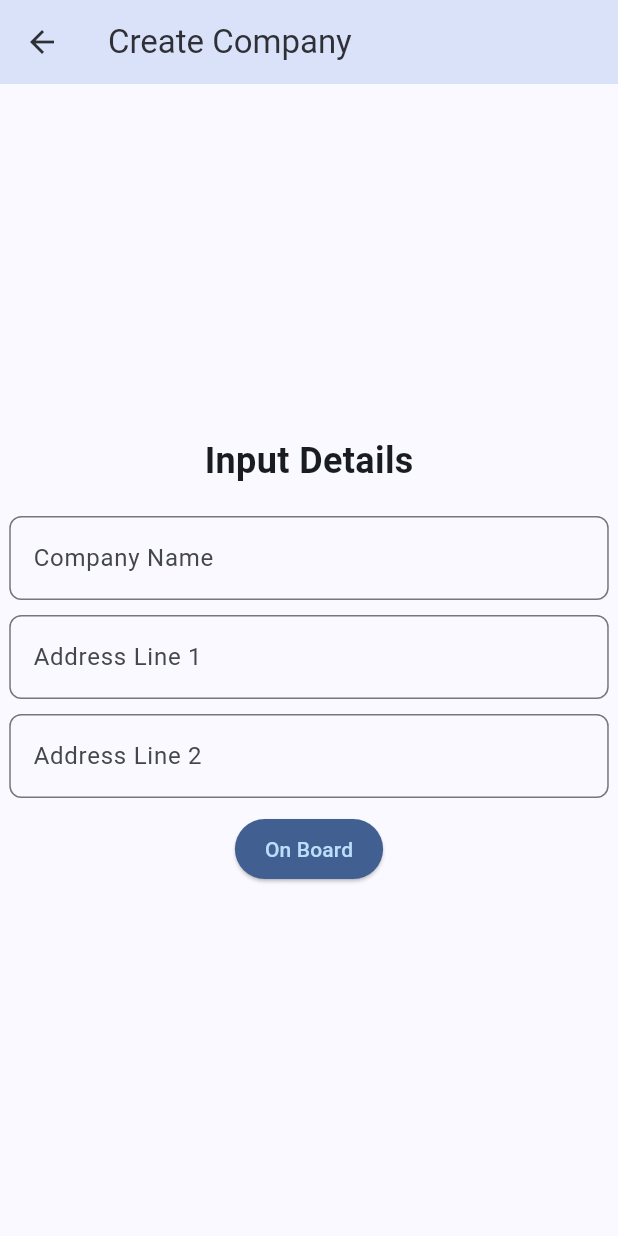
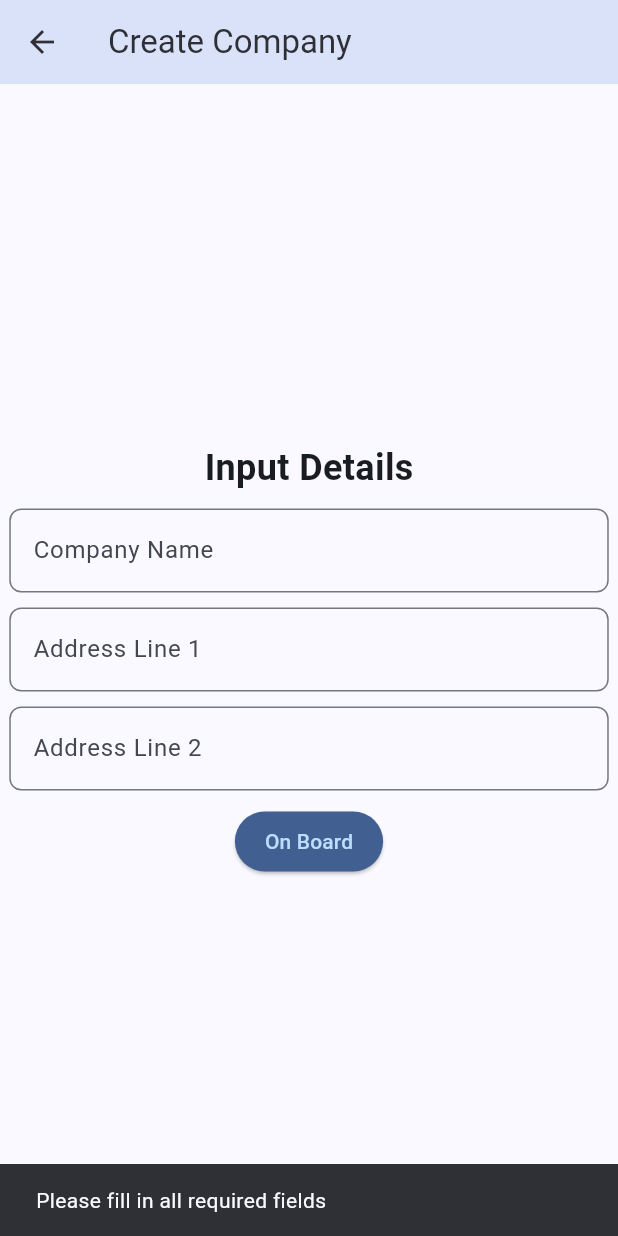
Before and after one commit to hrTomal/business_tracker_pro, a Flutter app: the CreateCompanyPage screen opened by its route, after a tap on "On Board", on a phone screen of 412 x 824 dp. Run offline on Flutter 3.47's test engine with Material 3 defaults, Android fonts, the phone set to English and light mode, and no system bars; our stand-ins replace dropdown_search, equatable, flutter_bloc, flutter_native_splash, flutter_secure_storage, flutter_svg and 3 more; accounts and stored records are empty.

Commit message:
create company api

```diff
--- a/lib/features/company/data/datasources/CompanyRemoteDataSource.dart
+++ b/lib/features/company/data/datasources/CompanyRemoteDataSource.dart
@@ -2,7 +2,6 @@ import 'dart:convert';
 
 import 'package:business_tracker/core/storage/token_storage.dart';
 import 'package:business_tracker/core/utils/constants.dart';
-import 'package:business_tracker/features/company/data/models/company.dart';
 import 'package:http/http.dart' as http;
 
 class CompanyRemoteDataSource {
--- a/lib/features/company/presentation/pages/create_company.dart
+++ b/lib/features/company/presentation/pages/create_company.dart
@@ -1,8 +1,9 @@
+import 'package:business_tracker/features/company/data/datasources/CompanyRemoteDataSource.dart';
+import 'package:flutter/material.dart';
 import 'package:business_tracker/config/styles/app_dimensions.dart';
 import 'package:business_tracker/features/common/presentation/widgets/CustomAppBar/custom_app_bar.dart';
 import 'package:business_tracker/features/common/presentation/widgets/GenericInputField/GenericInputField.dart';
 import 'package:business_tracker/features/common/presentation/widgets/buttons/custom_buttons.dart';
-import 'package:flutter/material.dart';
 
 class CreateCompanyPage extends StatefulWidget {
   static const String routeName = 'create_company_page';
@@ -14,21 +15,50 @@ class CreateCompanyPage extends StatefulWidget {
 
 class _CreateCompanyPageState extends State<CreateCompanyPage> {
   final TextEditingController _companyNameController = TextEditingController();
-
   final TextEditingController _addressLine1Controller = TextEditingController();
-
   final TextEditingController _addressLine2Controller = TextEditingController();
+  final CompanyRemoteDataSource _dataSource = CompanyRemoteDataSource();
 
   @override
   void dispose() {
     _companyNameController.dispose();
+    _addressLine1Controller.dispose();
+    _addressLine2Controller.dispose();
     super.dispose();
+  }
+
+  Future<void> _onBoardCompany(BuildContext context) async {
+    final companyName = _companyNameController.text;
+    final addressLine1 = _addressLine1Controller.text;
+    final addressLine2 = _addressLine2Controller.text;
+
+    if (companyName.isNotEmpty && addressLine1.isNotEmpty) {
+      try {
+        await _dataSource.createCompany(
+            companyName, addressLine1, addressLine2);
+        ScaffoldMessenger.of(context).showSnackBar(
+          const SnackBar(content: Text("Company created successfully!")),
+        );
+        _companyNameController.clear();
+        _addressLine1Controller.clear();
+        _addressLine2Controller.clear();
+      } catch (error) {
+        ScaffoldMessenger.of(context).showSnackBar(
+          SnackBar(content: Text("Error: ${error.toString()}")),
+        );
+      }
+    } else {
+      ScaffoldMessenger.of(context).showSnackBar(
+        const SnackBar(content: Text("Please fill in all required fields")),
+      );
+    }
   }
 
   @override
   Widget build(BuildContext context) {
     var dimensions = AppDimensions(context);
     double gap = 10;
+
     return SafeArea(
       child: Scaffold(
         appBar: const CustomAppBar(
@@ -45,7 +75,6 @@ class _CreateCompanyPageState extends State<CreateCompanyPage> {
                     'Input Details',
                     style: TextStyle(fontSize: 24, fontWeight: FontWeight.bold),
                   ),
-                  SizedBox(height: gap),
                   SizedBox(height: gap),
                   GenericInputField(
                     controller: _companyNameController,
@@ -64,7 +93,7 @@ class _CreateCompanyPageState extends State<CreateCompanyPage> {
                   SizedBox(height: gap),
                   CustomButtonPrimary(
                     text: 'On Board',
-                    onPressed: () {},
+                    onPressed: () => _onBoardCompany(context),
                   ),
                 ],
               ),
--- a/lib/main.dart
+++ b/lib/main.dart
@@ -82,7 +82,7 @@ class _MyAppState extends State<MyApp> {
             return const AuthenticationPage(); // User is not logged in
           }
 
-          // return const AuthenticationPage();
+          // return const Dashboard();
         }
       },
     );
```
Also changed, not shown: lib/features/products/presentation/pages/add_product.dart (+29 -20 lines), lib/features/settings/presentation/pages/settings_page.dart (+19 -4 lines), lib/features/company/presentation/pages/company_user_management.dart (added).
